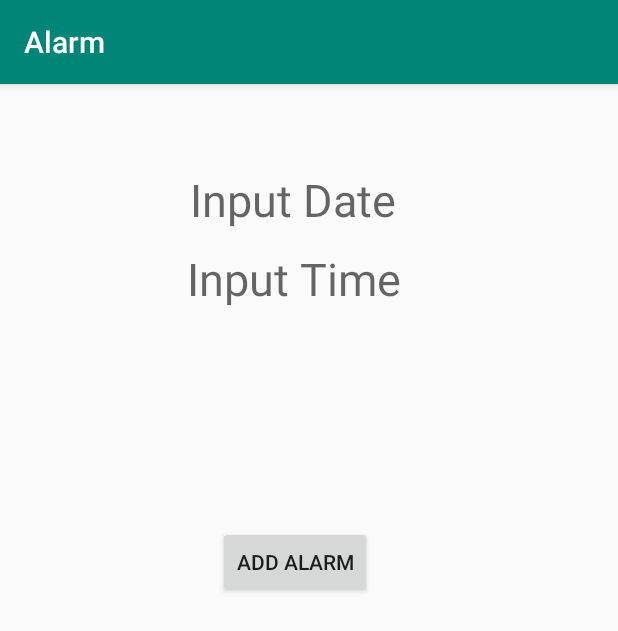
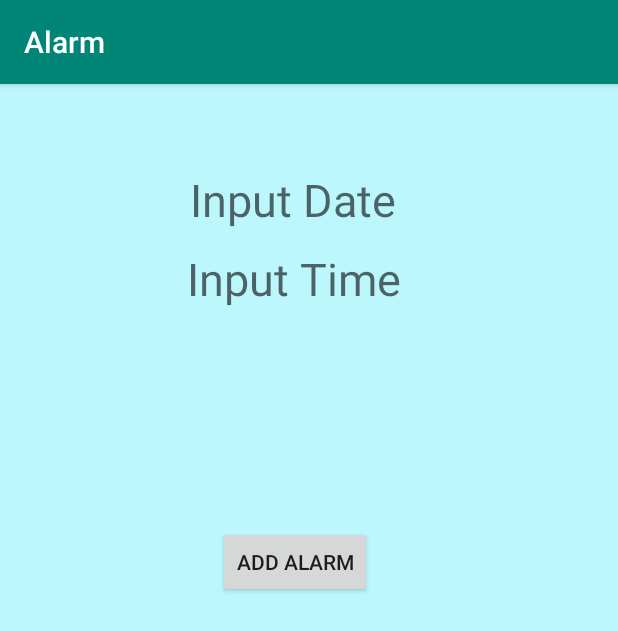
Before and after one commit to Arthur7498/AndroidAlarmProject, an Android app: the screen it shows after launch (MainActivity), on a phone screen of 412 x 824 dp. Shown: the top 631 px of the screen. Run offline under Robolectric (Android 15) with nearby library versions, the phone set to English and light mode, and no system bars.

Commit message:
added ui

```diff
--- a/app/src/main/res/layout/activity_main.xml
+++ b/app/src/main/res/layout/activity_main.xml
@@ -4,6 +4,7 @@
     xmlns:tools="http://schemas.android.com/tools"
     android:layout_width="match_parent"
     android:layout_height="match_parent"
+    android:background="#bdf7fe"
     tools:context=".MainActivity">
 
     <TextView
```
